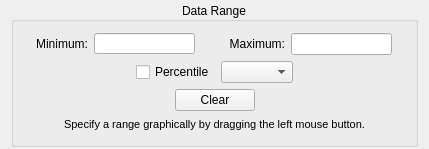
Before: the Qt Designer form code/guitools/Histogram/RangeControlsWidget.ui in radio-astro/casa, drawn with Qt 5.
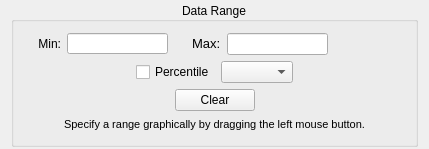
After: the same form once the commit is applied.

Commit message: New Development: No             JIRA Issue: CAS-6200         Ready for Test: Yes      Interface Changes: Yes What Interface Changed: Method changes to fix bugs.          Test Programs: List test programs   Put in Release Notes: No              Module(s): Viewer/2DFit            Description: Fix of pixel range problems associated with 2D fit.

Patch:
```diff
--- a/code/guitools/Histogram/RangeControlsWidget.ui
+++ b/code/guitools/Histogram/RangeControlsWidget.ui
@@ -55,7 +55,7 @@
           <item>
            <widget class="QLabel" name="minLabel">
             <property name="text">
-             <string>&lt;font color='black'&gt;Minimum:&lt;/font&gt;</string>
+             <string>&lt;font color='black'&gt;Min:&lt;/font&gt;</string>
             </property>
             <property name="alignment">
              <set>Qt::AlignRight|Qt::AlignTrailing|Qt::AlignVCenter</set>
@@ -87,19 +87,6 @@
             </property>
            </widget>
           </item>
-          <item>
-           <spacer name="horizontalSpacer_6">
-            <property name="orientation">
-             <enum>Qt::Horizontal</enum>
-            </property>
-            <property name="sizeHint" stdset="0">
-             <size>
-              <width>13</width>
-              <height>20</height>
-             </size>
-            </property>
-           </spacer>
-          </item>
          </layout>
         </item>
         <item>
@@ -120,7 +107,14 @@
           <item>
            <widget class="QLabel" name="maxLabel">
             <property name="text">
-             <string>&lt;font color='black'&gt;Maximum:&lt;/font&gt;</string>
+             <string>&lt;!DOCTYPE HTML PUBLIC &quot;-//W3C//DTD HTML 4.0//EN&quot; &quot;http://www.w3.org/TR/REC-html40/strict.dtd&quot;&gt;
+&lt;html&gt;&lt;head&gt;&lt;meta name=&quot;qrichtext&quot; content=&quot;1&quot; /&gt;&lt;style type=&quot;text/css&quot;&gt;
+p, li { white-space: pre-wrap; }
+&lt;/style&gt;&lt;/head&gt;&lt;body style=&quot; font-family:'Sans Serif'; font-size:10pt; font-weight:400; font-style:normal;&quot;&gt;
+&lt;table style=&quot;-qt-table-type: root; margin-top:4px; margin-bottom:4px; margin-left:4px; margin-right:4px;&quot;&gt;
+&lt;tr&gt;
+&lt;td style=&quot;border: none;&quot;&gt;
+&lt;p style=&quot; margin-top:0px; margin-bottom:0px; margin-left:0px; margin-right:0px; -qt-block-indent:0; text-indent:0px;&quot;&gt;&lt;span style=&quot; color:#000000;&quot;&gt;Max:&lt;/span&gt;&lt;/p&gt;&lt;/td&gt;&lt;/tr&gt;&lt;/table&gt;&lt;/body&gt;&lt;/html&gt;</string>
             </property>
             <property name="alignment">
              <set>Qt::AlignRight|Qt::AlignTrailing|Qt::AlignVCenter</set>
@@ -170,6 +164,26 @@
           </item>
          </layout>
         </item>
+        <item>
+         <widget class="QLabel" name="unitsLabel">
+          <property name="text">
+           <string> </string>
+          </property>
+         </widget>
+        </item>
+        <item>
+         <spacer name="horizontalSpacer_6">
+          <property name="orientation">
+           <enum>Qt::Horizontal</enum>
+          </property>
+          <property name="sizeHint" stdset="0">
+           <size>
+            <width>40</width>
+            <height>20</height>
+           </size>
+          </property>
+         </spacer>
+        </item>
        </layout>
       </item>
       <item>
```
The commit also changes 16 other files.
